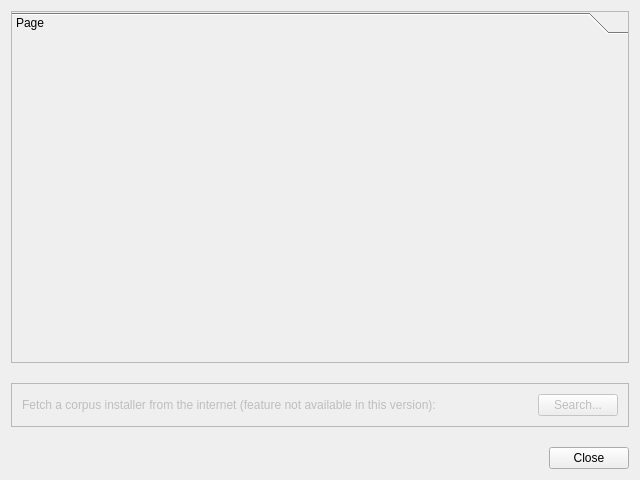
gkunter/coquery, file coquery/gui/corpusManager.ui: the form before one commit.
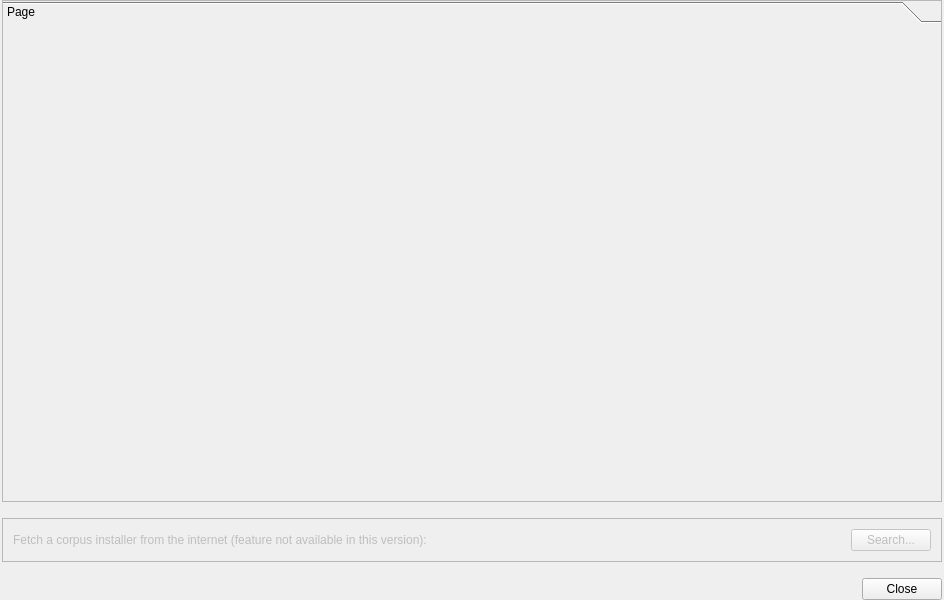
The form after the commit. Icons and pictures are not drawn.

Commit message: Make corpus manager bigger

```diff
--- a/coquery/gui/corpusManager.ui
+++ b/coquery/gui/corpusManager.ui
@@ -6,8 +6,8 @@
    <rect>
     <x>0</x>
     <y>0</y>
-    <width>640</width>
-    <height>480</height>
+    <width>944</width>
+    <height>600</height>
    </rect>
   </property>
   <property name="windowTitle">
@@ -15,7 +15,19 @@
   </property>
   <layout class="QVBoxLayout" name="verticalLayout">
    <property name="spacing">
-    <number>20</number>
+    <number>16</number>
+   </property>
+   <property name="leftMargin">
+    <number>2</number>
+   </property>
+   <property name="topMargin">
+    <number>0</number>
+   </property>
+   <property name="rightMargin">
+    <number>2</number>
+   </property>
+   <property name="bottomMargin">
+    <number>0</number>
    </property>
    <item>
     <widget class="QScrollArea" name="scroll_area_corpus">
@@ -42,8 +54,8 @@
        <rect>
         <x>0</x>
         <y>0</y>
-        <width>626</width>
-        <height>351</height>
+        <width>934</width>
+        <height>458</height>
        </rect>
       </property>
       <layout class="QHBoxLayout" name="horizontalLayout_2">
@@ -68,6 +80,14 @@
           <number>-1</number>
          </property>
          <widget class="QWidget" name="page_3">
+          <property name="geometry">
+           <rect>
+            <x>0</x>
+            <y>0</y>
+            <width>924</width>
+            <height>406</height>
+           </rect>
+          </property>
           <attribute name="icon">
            <iconset theme="server-database"/>
           </attribute>
```
Left out of the diff: 4 changed lines with no effect on the pictures. The commit also changes 1 other file.
